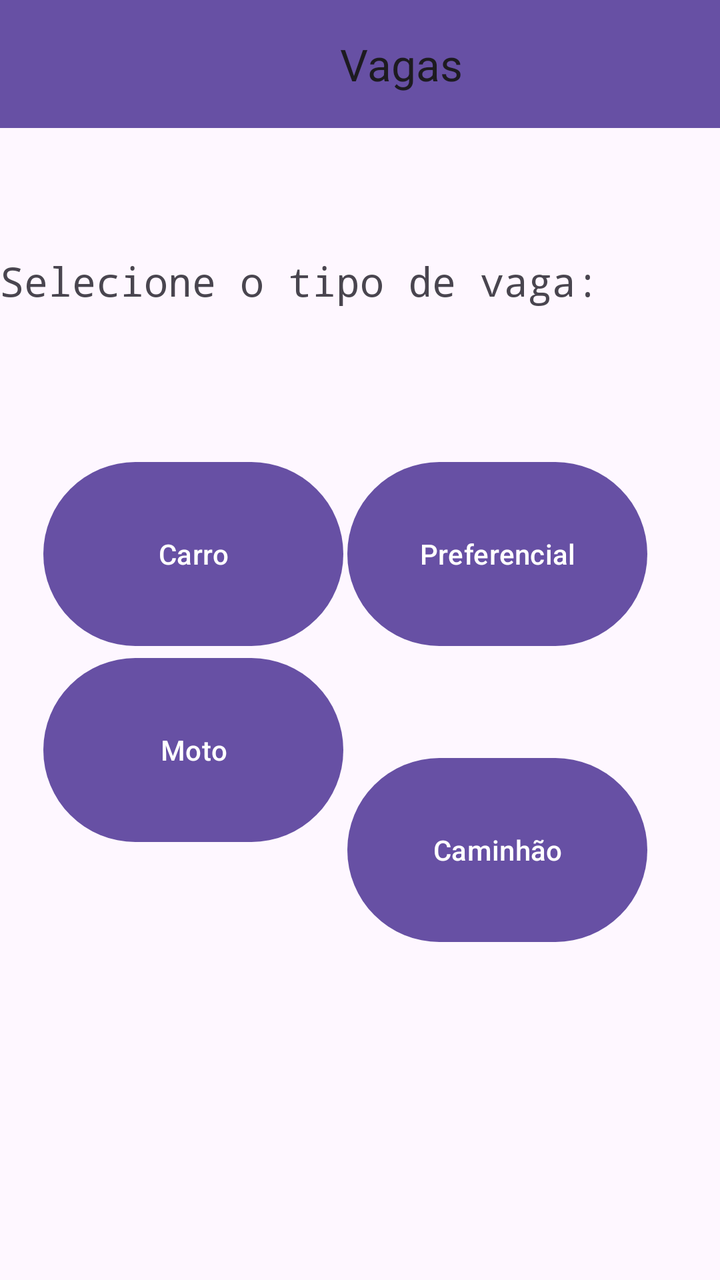
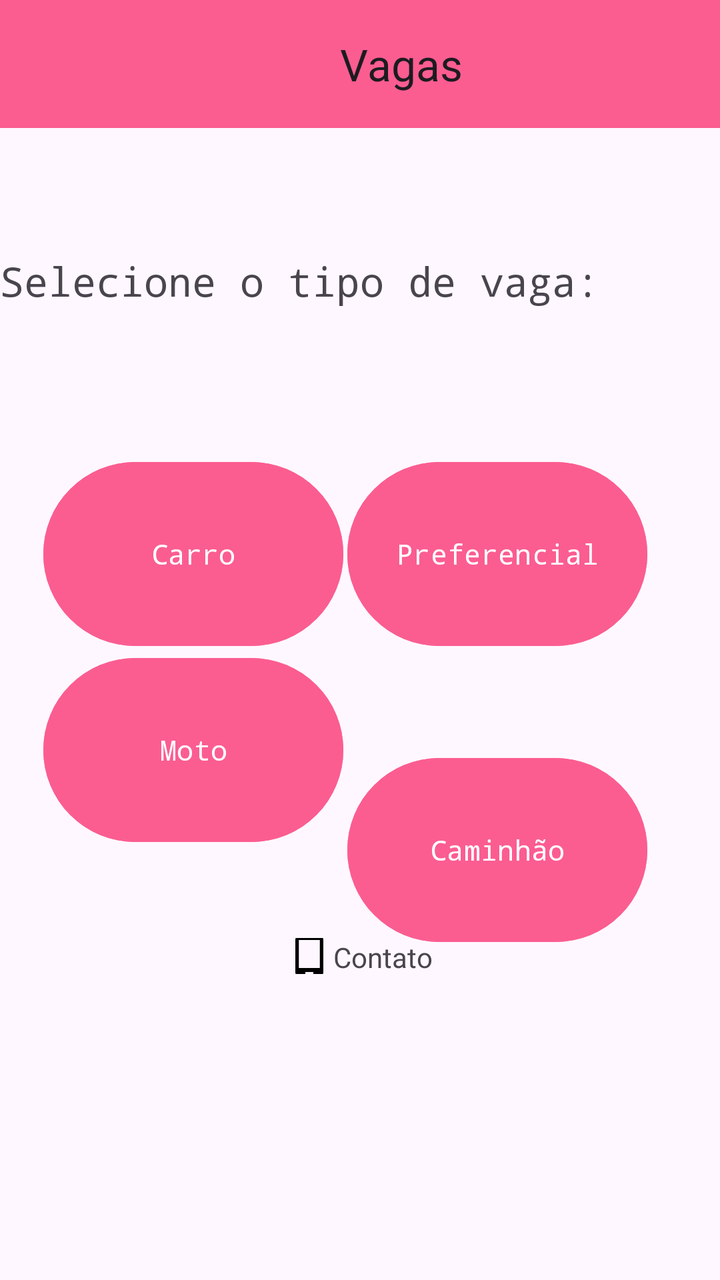

Before-and-after screenshots of an Android layout around one commit, followed by the original layout XML and the change that was made.
<!-- AndroidManifest.xml: application theme Theme.AppDaValen -->
<!-- res/layout/activity_vagas_liv.xml -->
<?xml version="1.0" encoding="utf-8"?>
<androidx.constraintlayout.widget.ConstraintLayout xmlns:android="http://schemas.android.com/apk/res/android"
    xmlns:app="http://schemas.android.com/apk/res-auto"
    xmlns:tools="http://schemas.android.com/tools"
    android:id="@+id/main"
    android:layout_width="match_parent"
    android:layout_height="match_parent"
    tools:context=".VagasLivActivity">

    <androidx.appcompat.widget.Toolbar
        android:id="@+id/toolbar"
        android:layout_width="0dp"
        android:layout_height="wrap_content"
        android:background="?attr/colorPrimary"
        android:minHeight="?attr/actionBarSize"
        android:textAlignment="center"
        android:theme="?attr/actionBarTheme"
        app:layout_constraintEnd_toEndOf="parent"
        app:layout_constraintHorizontal_bias="0.5"
        app:layout_constraintStart_toStartOf="parent"
        app:layout_constraintTop_toTopOf="parent"
        app:title="Vagas"
        app:titleMarginStart="170dp" />

    <TextView
        android:id="@+id/textView4"
        android:layout_width="wrap_content"
        android:layout_height="wrap_content"
        android:layout_marginTop="127dp"
        android:fontFamily="monospace"
        android:text="Selecione o tipo de vaga:"
        android:textSize="20sp"
        app:layout_constraintBottom_toBottomOf="parent"
        app:layout_constraintTop_toTopOf="@+id/toolbar"
        app:layout_constraintVertical_bias="0.0"
        tools:layout_editor_absoluteX="53dp" />

    <Button
        android:id="@+id/btnpreferencial"
        android:layout_width="150dp"
        android:layout_height="100dp"
        android:layout_marginTop="227dp"
        android:text="Preferencial"
        app:iconPadding="10dp"
        app:layout_constraintBottom_toBottomOf="parent"
        app:layout_constraintEnd_toEndOf="parent"
        app:layout_constraintHorizontal_bias="0.827"
        app:layout_constraintStart_toStartOf="parent"
        app:layout_constraintTop_toTopOf="@+id/toolbar"
        app:layout_constraintVertical_bias="0.0" />

    <Button
        android:id="@+id/btncarro"
        android:layout_width="150dp"
        android:layout_height="100dp"
        android:layout_marginTop="227dp"
        android:text="Carro"
        app:iconPadding="10dp"
        app:layout_constraintBottom_toBottomOf="parent"
        app:layout_constraintEnd_toEndOf="parent"
        app:layout_constraintHorizontal_bias="0.103"
        app:layout_constraintStart_toStartOf="parent"
        app:layout_constraintTop_toTopOf="@+id/toolbar"
        app:layout_constraintVertical_bias="0.0" />

    <Button
        android:id="@+id/btnmoto"
        android:layout_width="150dp"
        android:layout_height="100dp"
        android:text="Moto"
        app:iconPadding="10dp"
        app:layout_constraintBottom_toBottomOf="parent"
        app:layout_constraintEnd_toEndOf="parent"
        app:layout_constraintHorizontal_bias="0.103"
        app:layout_constraintStart_toStartOf="parent"
        app:layout_constraintTop_toBottomOf="@+id/toolbar"
        app:layout_constraintVertical_bias="0.548" />

    <Button
        android:id="@+id/btncaminhao"
        android:layout_width="150dp"
        android:layout_height="100dp"
        android:layout_marginTop="375dp"
        android:text="Caminhão"
        app:iconPadding="10dp"
        app:layout_constraintBottom_toBottomOf="parent"
        app:layout_constraintEnd_toEndOf="parent"
        app:layout_constraintHorizontal_bias="0.827"
        app:layout_constraintStart_toStartOf="parent"
        app:layout_constraintTop_toTopOf="@+id/toolbar"
        app:layout_constraintVertical_bias="0.0" />

</androidx.constraintlayout.widget.ConstraintLayout>
<!-- resources referenced by this layout -->
<resources>
  <style name="Theme.AppDaValen" parent="Base.Theme.AppDaValen" />
  <style name="Base.Theme.AppDaValen" parent="Theme.Material3.DayNight.NoActionBar">
          
          
      </style>
</resources>

<!-- the commit's change to res/layout/activity_vagas_liv.xml (unified diff, before → after) -->
@@ -11,7 +11,7 @@
         android:id="@+id/toolbar"
         android:layout_width="0dp"
         android:layout_height="wrap_content"
-        android:background="?attr/colorPrimary"
+        android:background="#FB5D91"
         android:minHeight="?attr/actionBarSize"
         android:textAlignment="center"
         android:theme="?attr/actionBarTheme"
@@ -40,6 +40,8 @@
         android:layout_width="150dp"
         android:layout_height="100dp"
         android:layout_marginTop="227dp"
+        android:backgroundTint="#FB5D91"
+        android:fontFamily="monospace"
         android:text="Preferencial"
         app:iconPadding="10dp"
         app:layout_constraintBottom_toBottomOf="parent"
@@ -54,6 +56,8 @@
         android:layout_width="150dp"
         android:layout_height="100dp"
         android:layout_marginTop="227dp"
+        android:backgroundTint="#FB5D91"
+        android:fontFamily="monospace"
         android:text="Carro"
         app:iconPadding="10dp"
         app:layout_constraintBottom_toBottomOf="parent"
@@ -67,6 +71,8 @@
         android:id="@+id/btnmoto"
         android:layout_width="150dp"
         android:layout_height="100dp"
+        android:backgroundTint="#FB5D91"
+        android:fontFamily="monospace"
         android:text="Moto"
         app:iconPadding="10dp"
         app:layout_constraintBottom_toBottomOf="parent"
@@ -81,6 +87,8 @@
         android:layout_width="150dp"
         android:layout_height="100dp"
         android:layout_marginTop="375dp"
+        android:backgroundTint="#FB5D91"
+        android:fontFamily="monospace"
         android:text="Caminhão"
         app:iconPadding="10dp"
         app:layout_constraintBottom_toBottomOf="parent"
@@ -90,4 +98,17 @@
         app:layout_constraintTop_toTopOf="@+id/toolbar"
         app:layout_constraintVertical_bias="0.0" />
 
+    <TextView
+        android:id="@+id/textView9"
+        android:layout_width="wrap_content"
+        android:layout_height="18dp"
+        android:drawableLeft="@drawable/phone_android_24"
+        android:text="Contato"
+        app:layout_constraintBottom_toBottomOf="parent"
+        app:layout_constraintEnd_toEndOf="parent"
+        app:layout_constraintHorizontal_bias="0.498"
+        app:layout_constraintStart_toStartOf="parent"
+        app:layout_constraintTop_toTopOf="parent"
+        app:layout_constraintVertical_bias="0.754" />
+
 </androidx.constraintlayout.widget.ConstraintLayout>
<!-- resource entries referenced after the edit -->
@@ -1,5 +1,11 @@
 <!-- resources referenced by this layout -->
 <resources>
+  <!-- drawable phone_android_24 (drawable) -->
+  <vector xmlns:android="http://schemas.android.com/apk/res/android" android:height="24dp" android:tint="#000000" android:viewportHeight="24" android:viewportWidth="24" android:width="24dp">
+        
+      <path android:fillColor="@android:color/white" android:pathData="M16,1L8,1C6.34,1 5,2.34 5,4v16c0,1.66 1.34,3 3,3h8c1.66,0 3,-1.34 3,-3L19,4c0,-1.66 -1.34,-3 -3,-3zM14,21h-4v-1h4v1zM17.25,18L6.75,18L6.75,4h10.5v14z"/>
+      
+  </vector>
   <style name="Theme.AppDaValen" parent="Base.Theme.AppDaValen" />
   <style name="Base.Theme.AppDaValen" parent="Theme.Material3.DayNight.NoActionBar">
           
